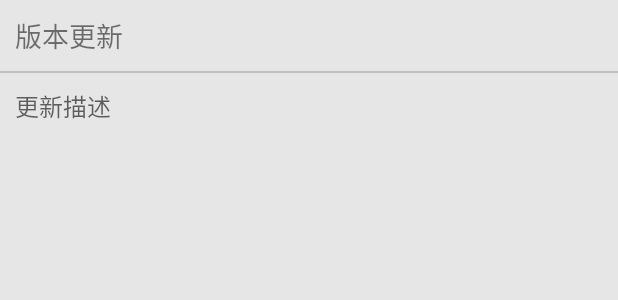
After one commit to rabbitjason/BurninAssistant, an Android app: the layout download_version_dlg.xml on its own in the app's theme, with its tools: preview values and no code run, on a phone screen of 412 x 824 dp. The commit adds this screen. Shown: the top 300 px of the screen. Run offline under Robolectric (Android 15) with nearby library versions, the phone set to English and light mode, and no system bars.

Commit message:
add function

```diff
--- /dev/null
+++ b/app/src/main/res/layout/download_version_dlg.xml
@@ -0,0 +1,29 @@
+<?xml version="1.0" encoding="utf-8"?>
+<LinearLayout xmlns:android="http://schemas.android.com/apk/res/android"
+              android:layout_width="match_parent"
+              android:layout_height="match_parent"
+              android:background="@color/background"
+              android:orientation="vertical">
+
+    <TextView
+        android:layout_height="wrap_content"
+        android:layout_width="wrap_content"
+        android:layout_margin="10dp"
+        android:singleLine="true"
+        android:textSize="18dp"
+        android:text="版本更新"/>
+    <View
+        android:layout_width="match_parent"
+        android:layout_height="1dp"
+        android:background="@color/dividerLine" />
+
+
+    <TextView
+        android:id="@+id/tvDesc"
+        android:layout_height="wrap_content"
+        android:layout_width="match_parent"
+        android:layout_margin="10dp"
+        android:textSize="16dp"
+        android:hint="更新描述"/>
+
+</LinearLayout>
```
Also changed, not shown: app/src/main/java/com/bugsbunny/burninassistant/MainActivity.java (+3 -12 lines), app/src/main/java/com/bugsbunny/burninassistant/manager/UpdateManager.java (added, +211 -0 lines).
